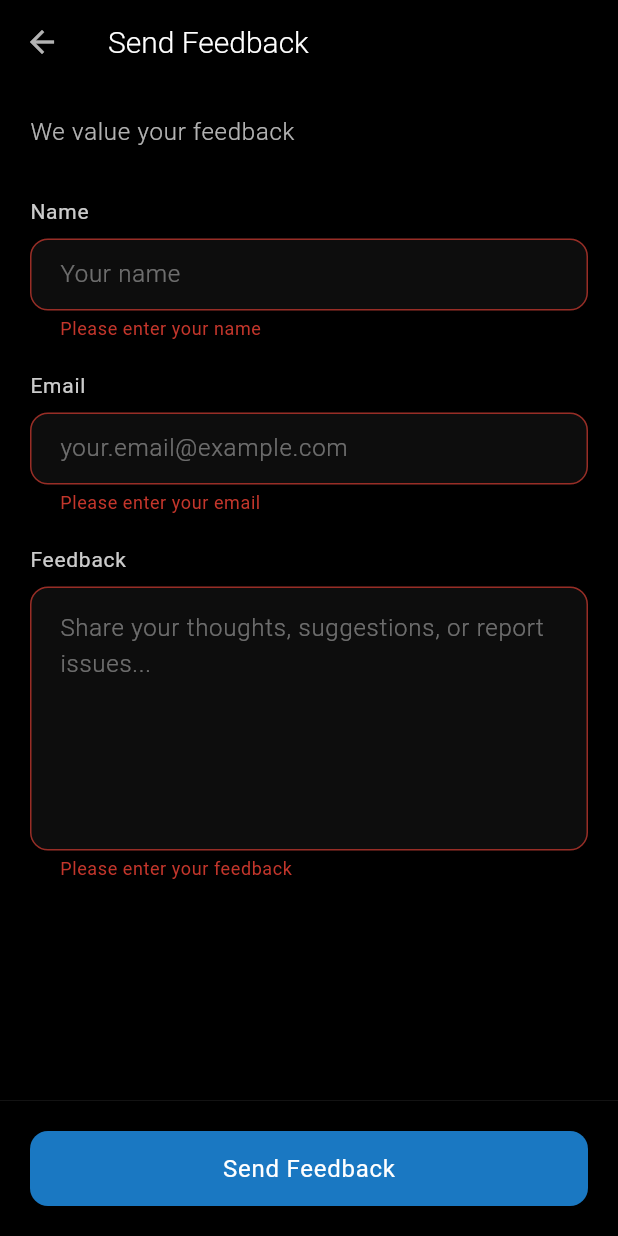
After one commit to igopi77/picsgoo, a Flutter app: the FeedbackScreen screen opened directly, after a tap on "Send Feedback", on a phone screen of 412 x 824 dp. The commit adds this screen. Run offline on Flutter 3.47's test engine with Material 3 defaults, Android fonts, the phone set to English and light mode, and no system bars; our stand-ins replace bloc, flutter_bloc, shared_preferences; missing offline and left inert: device_apps; accounts and stored records are empty.

Commit message:
1. Feedback form completed

```diff
--- /dev/null
+++ b/lib/component/views/feeback/feeback_form.dart
@@ -0,0 +1,327 @@
+import 'dart:convert';
+
+import 'package:flutter/material.dart';
+import 'package:http/http.dart' as http;
+import 'package:url_launcher/url_launcher.dart';
+import 'package:picsgoo/component/widgets/wallpaper_background.dart';
+
+class FeedbackScreen extends StatefulWidget {
+  const FeedbackScreen({super.key});
+
+  @override
+  State<FeedbackScreen> createState() => _FeedbackScreenState();
+}
+
+class _FeedbackScreenState extends State<FeedbackScreen> {
+  final _formKey = GlobalKey<FormState>();
+  final _nameController = TextEditingController();
+  final _emailController = TextEditingController();
+  final _feedbackController = TextEditingController();
+  bool _isLoading = false;
+
+  @override
+  void dispose() {
+    _nameController.dispose();
+    _emailController.dispose();
+    _feedbackController.dispose();
+    super.dispose();
+  }
+
+  Future<void> _sendFeedback() async {
+    if (_formKey.currentState!.validate()) {
+      setState(() {
+        _isLoading = true;
+      });
+
+      try {
+        // Using a free service like Formspree, Netlify Forms, or Supabase
+        const endpoint = 'https://formspree.io/f/mkgvwrwb'; // Free at formspree.io
+
+        final response = await http.post(
+          Uri.parse(endpoint),
+          headers: {
+            'Content-Type': 'application/json',
+            'Accept': 'application/json',
+          },
+          body: json.encode({
+            'name': _nameController.text.trim(),
+            'email': _emailController.text.trim(),
+            'feedback': _feedbackController.text.trim(),
+            'app': 'picsGO Launcher',
+            'timestamp': DateTime.now().toIso8601String(),
+          }),
+        );
+
+        if (response.statusCode == 200) {
+          // Successfully sent
+          ScaffoldMessenger.of(context).showSnackBar(
+            SnackBar(content: Text('Feedback sent successfully!')),
+          );
+          _formKey.currentState!.reset();
+          _nameController.clear();
+          _emailController.clear();
+          _feedbackController.clear();
+          Navigator.pop(context);
+        } else {
+          throw Exception('Failed to submit feedback');
+        }
+      } catch (e) {
+        // Error occurred
+        ScaffoldMessenger.of(context).showSnackBar(
+          SnackBar(content: Text('Error sending feedback. Please try again later.')),
+        );
+      } finally {
+        setState(() {
+          _isLoading = false;
+        });
+      }
+    }
+  }
+
+  @override
+  Widget build(BuildContext context) {
+    return Scaffold(
+      backgroundColor: Colors.black,
+      appBar: AppBar(
+        backgroundColor: Colors.transparent,
+        elevation: 0,
+        leading: IconButton(
+          icon: Icon(Icons.arrow_back, color: Colors.white70),
+          onPressed: () => Navigator.pop(context),
+        ),
+        title: Text(
+          'Send Feedback',
+          style: TextStyle(
+            color: Colors.white,
+            fontSize: 20,
+            fontWeight: FontWeight.w300,
+          ),
+        ),
+      ),
+      // Prevent resize when keyboard opens
+      resizeToAvoidBottomInset: true,
+      body: SafeArea(
+        child: Column(
+          children: [
+            // Scrollable form content
+            Expanded(
+              child: SingleChildScrollView(
+                padding: const EdgeInsets.all(20.0),
+                child: Form(
+                  key: _formKey,
+                  child: Column(
+                    crossAxisAlignment: CrossAxisAlignment.start,
+                    children: [
+                      // Header
+                      Text(
+                        'We value your feedback',
+                        style: TextStyle(
+                          color: Colors.white70,
+                          fontSize: 16,
+                          fontWeight: FontWeight.w300,
+                          letterSpacing: 0.5,
+                        ),
+                      ),
+
+                      const SizedBox(height: 32),
+
+                      // Name Field
+                      _buildTextField(
+                        controller: _nameController,
+                        label: 'Name',
+                        hint: 'Your name',
+                        validator: (value) {
+                          if (value == null || value.trim().isEmpty) {
+                            return 'Please enter your name';
+                          }
+                          return null;
+                        },
+                      ),
+
+                      const SizedBox(height: 20),
+
+                      // Email Field
+                      _buildTextField(
+                        controller: _emailController,
+                        label: 'Email',
+                        hint: 'your.email@example.com',
+                        keyboardType: TextInputType.emailAddress,
+                        validator: (value) {
+                          if (value == null || value.trim().isEmpty) {
+                            return 'Please enter your email';
+                          }
+                          if (!RegExp(r'^[\w-\.]+@([\w-]+\.)+[\w-]{2,4}$').hasMatch(value)) {
+                            return 'Please enter a valid email';
+                          }
+                          return null;
+                        },
+                      ),
+
+                      const SizedBox(height: 20),
+
+                      // Feedback Field
+                      _buildTextField(
+                        controller: _feedbackController,
+                        label: 'Feedback',
+                        hint: 'Share your thoughts, suggestions, or report issues...',
+                        maxLines: 6,
+                        validator: (value) {
+                          if (value == null || value.trim().isEmpty) {
+                            return 'Please enter your feedback';
+                          }
+                          if (value.trim().length < 10) {
+                            return 'Please provide more detailed feedback';
+                          }
+                          return null;
+                        },
+                      ),
+
+                      // Extra space to ensure button is always visible above keyboard
+                      SizedBox(height: MediaQuery.of(context).viewInsets.bottom + 100),
+                    ],
+                  ),
+                ),
+              ),
+            ),
+
+            // Fixed bottom button area
+            Container(
+              padding: const EdgeInsets.all(20.0),
+              decoration: BoxDecoration(
+                color: Colors.black,
+                border: Border(
+                  top: BorderSide(
+                    color: Colors.white.withOpacity(0.1),
+                    width: 0.5,
+                  ),
+                ),
+              ),
+              child: SizedBox(
+                width: double.infinity,
+                height: 50,
+                child: ElevatedButton(
+                  onPressed: _isLoading ? null : _sendFeedback,
+                  style: ElevatedButton.styleFrom(
+                    backgroundColor: Colors.blue.withOpacity(0.8),
+                    foregroundColor: Colors.white,
+                    elevation: 0,
+                    shape: RoundedRectangleBorder(
+                      borderRadius: BorderRadius.circular(12),
+                    ),
+                    disabledBackgroundColor: Colors.blue.withOpacity(0.3),
+                  ),
+                  child: _isLoading
+                      ? SizedBox(
+                    width: 20,
+                    height: 20,
+                    child: CircularProgressIndicator(
+                      color: Colors.white,
+                      strokeWidth: 2,
+                    ),
+                  )
+                      : Text(
+                    'Send Feedback',
+                    style: TextStyle(
+                      fontSize: 16,
+                      fontWeight: FontWeight.w400,
+                      letterSpacing: 0.5,
+                    ),
+                  ),
+                ),
+              ),
+            ),
+          ],
+        ),
+      ),
+    );
+  }
+
+  Widget _buildTextField({
+    required TextEditingController controller,
+    required String label,
+    required String hint,
+    String? Function(String?)? validator,
+    TextInputType keyboardType = TextInputType.text,
+    int maxLines = 1,
+  }) {
+    return Column(
+      crossAxisAlignment: CrossAxisAlignment.start,
+      children: [
+        Text(
+          label,
+          style: TextStyle(
+            color: Colors.white.withOpacity(0.8),
+            fontSize: 14,
+            fontWeight: FontWeight.w400,
+            letterSpacing: 0.5,
+          ),
+        ),
+        const SizedBox(height: 8),
+        TextFormField(
+          controller: controller,
+          validator: validator,
+          keyboardType: keyboardType,
+          maxLines: maxLines,
+          style: TextStyle(
+            color: Colors.white,
+            fontSize: 16,
+            fontWeight: FontWeight.w300,
+          ),
+          decoration: InputDecoration(
+            hintText: hint,
+            hintStyle: TextStyle(
+              color: Colors.white.withOpacity(0.4),
+              fontSize: 16,
+              fontWeight: FontWeight.w300,
+            ),
+            filled: true,
+            fillColor: Colors.white.withOpacity(0.05),
+            border: OutlineInputBorder(
+              borderRadius: BorderRadius.circular(12),
+              borderSide: BorderSide(
+                color: Colors.white.withOpacity(0.1),
+                width: 1,
+              ),
+            ),
+            enabledBorder: OutlineInputBorder(
+              borderRadius: BorderRadius.circular(12),
+              borderSide: BorderSide(
+                color: Colors.white.withOpacity(0.1),
+                width: 1,
+              ),
+            ),
+            focusedBorder: OutlineInputBorder(
+              borderRadius: BorderRadius.circular(12),
+              borderSide: BorderSide(
+                color: Colors.blue.withOpacity(0.6),
+                width: 1.5,
+              ),
+            ),
+            errorBorder: OutlineInputBorder(
+              borderRadius: BorderRadius.circular(12),
+              borderSide: BorderSide(
+                color: Colors.red.withOpacity(0.6),
+                width: 1,
+              ),
+            ),
+            focusedErrorBorder: OutlineInputBorder(
+              borderRadius: BorderRadius.circular(12),
+              borderSide: BorderSide(
+                color: Colors.red.withOpacity(0.8),
+                width: 1.5,
+              ),
+            ),
+            contentPadding: EdgeInsets.symmetric(
+              horizontal: 16,
+              vertical: maxLines > 1 ? 16 : 12,
+            ),
+            errorStyle: TextStyle(
+              color: Colors.red.withOpacity(0.8),
+              fontSize: 12,
+            ),
+          ),
+        ),
+      ],
+    );
+  }
+}
--- a/lib/component/views/settings/setting_view.dart
+++ b/lib/component/views/settings/setting_view.dart
@@ -1,5 +1,6 @@
 import 'package:flutter/material.dart';
 import 'package:flutter_bloc/flutter_bloc.dart';
+import 'package:picsgoo/component/views/feeback/feeback_form.dart';
 import 'package:picsgoo/component/views/select_wallpaper/select_wallpaper_view.dart';
 import 'package:picsgoo/component/widgets/wallpaper_background.dart';
 
@@ -62,10 +63,10 @@ class _SettingViewState extends State<SettingView> {
           ),
         ),
         ListTile(
-          leading: Icon(Icons.info, color: Colors.white),
-          title: Text('About', style: TextStyle(color: Colors.white)),
+          leading: Icon(Icons.feedback_outlined, color: Colors.white),
+          title: Text('Send Feedback', style: TextStyle(color: Colors.white)),
           onTap: () {
-            // Show about dialog
+            Navigator.push(context, MaterialPageRoute(builder: (context) => FeedbackScreen()));
           },
         ),
       ],
--- a/pubspec.yaml
+++ b/pubspec.yaml
@@ -38,6 +38,8 @@ dependencies:
   device_apps: ^2.2.0
   bloc: ^9.0.0
   shared_preferences: ^2.5.3
+  url_launcher: ^6.3.2
+  http: ^1.5.0
 
 dev_dependencies:
   flutter_test:
```
Also changed, not shown: pubspec.lock, 5 other files.
